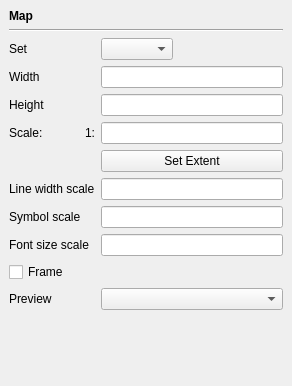
Before: the Qt Designer form src/ui/qgscomposermapbase.ui in kadas-albireo/kadas-albireo, drawn with Qt 5.
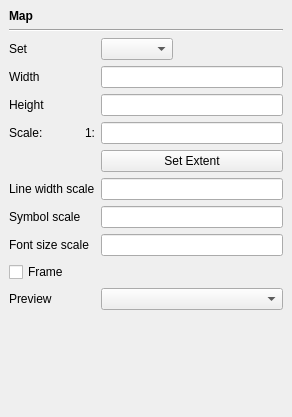
After: the same form once the commit is applied.

Commit message: Make QTextLabels word wrap to allow for longer text (useful for some languages that have longer text in map composer labels).

```diff
--- a/src/ui/qgscomposermapbase.ui
+++ b/src/ui/qgscomposermapbase.ui
@@ -6,7 +6,7 @@
     <x>0</x>
     <y>0</y>
     <width>292</width>
-    <height>386</height>
+    <height>417</height>
    </rect>
   </property>
   <property name="sizePolicy" >
```
Left out of the diff: 24 changed lines with no effect on the pictures. The commit also changes 3 other files.
